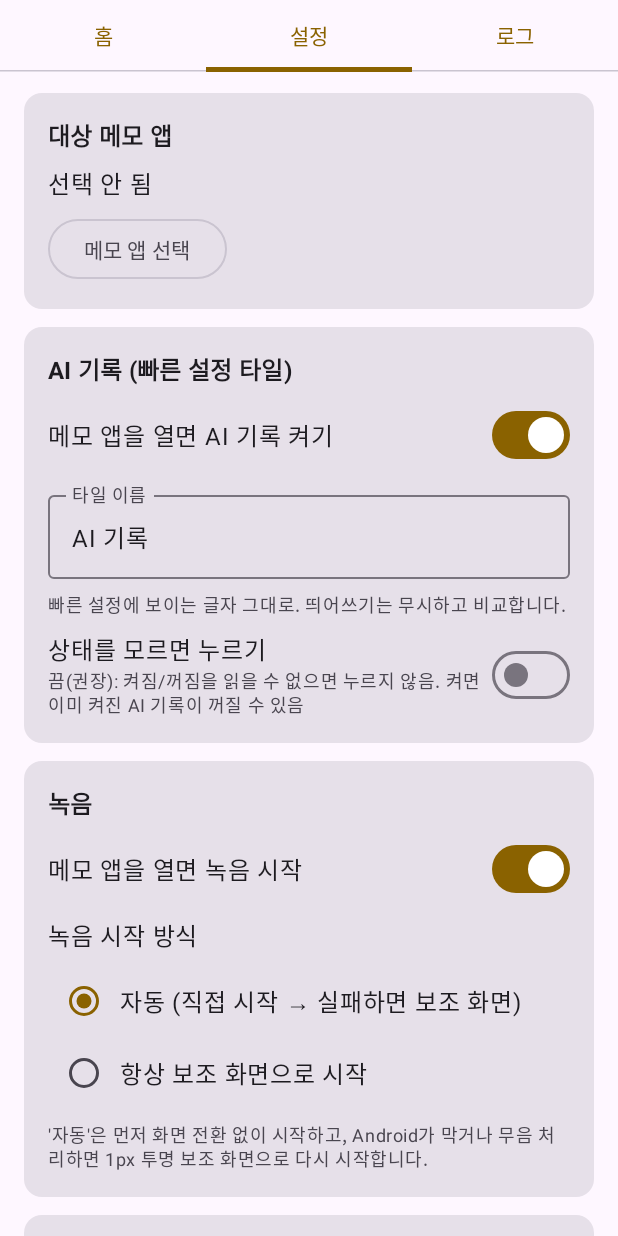
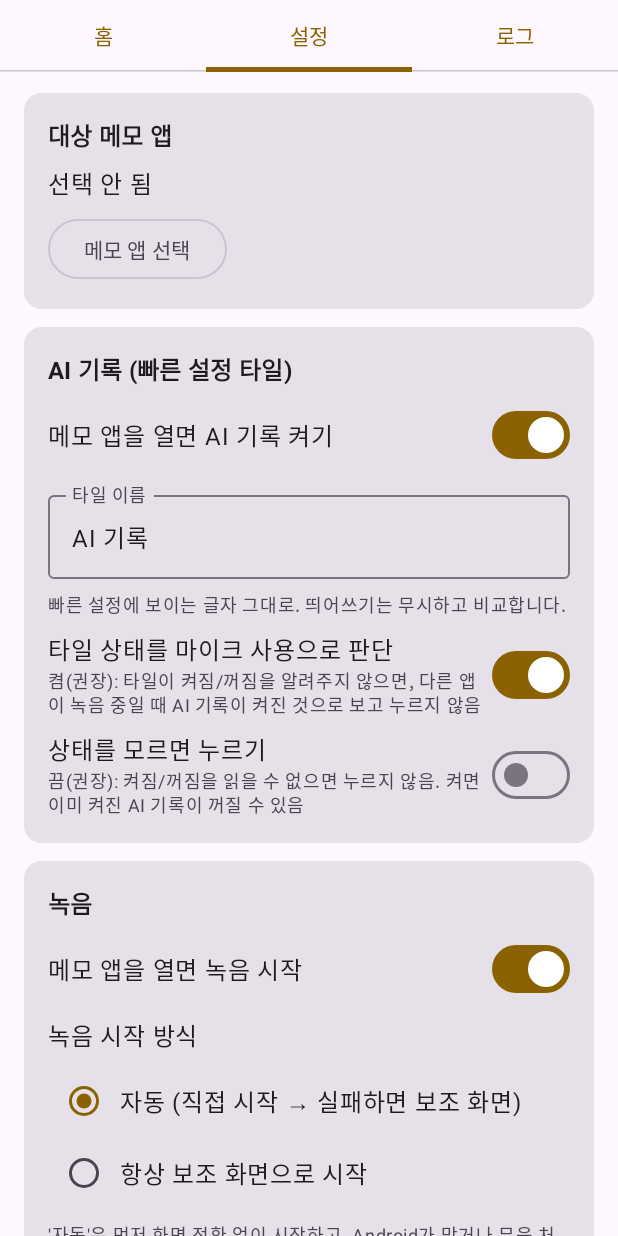
Before and after one commit to forlig85/myco, an Android app built with Jetpack Compose: the screen it shows after launch (MainActivity), tab 2 chosen, on a phone screen of 412 x 824 dp. Run offline under Robolectric (Android 15) with nearby library versions, the phone set to English and light mode, and no system bars.

Commit message:
AI tile: infer state from other apps' mic recordings; new prompt that lets ChatGPT pick or create Notion category
- ZUI AI 기록 tile is a stateless Button; use anonymized active recording configs before our recording starts
- Verify click by a new recording appearing; log windows/recordings after click
- Default prompt: no project-specific text; find matching Notion category or create one, report which
- Auto-send logs the label that identified the send button

Co-Authored-By: Claude Opus 5.5 <noreply@anthropic.com>
Claude-Session: https://claude.ai/code/session_012gNJfDLW48M3qnbdLMtQJy

```diff
--- a/app/src/main/java/io/github/forlig85/memoauto/Prefs.kt
+++ b/app/src/main/java/io/github/forlig85/memoauto/Prefs.kt
@@ -61,6 +61,11 @@ object Prefs {
         get() = sp.getBoolean("click_unknown_tile", false)
         set(v) = putBool("click_unknown_tile", v)
 
+    /** 타일이 상태를 알려주지 않으면, 다른 앱이 마이크로 녹음 중인지로 AI 기록 켜짐을 판단. */
+    var tileStateByMic: Boolean
+        get() = sp.getBoolean("tile_state_by_mic", true)
+        set(v) = putBool("tile_state_by_mic", v)
+
     var startMode: StartMode
         get() = runCatching { StartMode.valueOf(str("start_mode", StartMode.AUTO.name)) }.getOrDefault(StartMode.AUTO)
         set(v) = putStr("start_mode", v.name)
@@ -98,7 +103,7 @@ object Prefs {
         set(v) = putStr("project_name", v)
 
     var notionPath: String
-        get() = str("notion_path", "업무 허브 / 10 과제·프로젝트 / 다이렉트 / 회의록")
+        get() = str("notion_path", "업무 허브 / 10 과제·프로젝트")
         set(v) = putStr("notion_path", v)
 
     var meetingType: String
--- a/app/src/main/java/io/github/forlig85/memoauto/a11y/ChatGptAutoSender.kt
+++ b/app/src/main/java/io/github/forlig85/memoauto/a11y/ChatGptAutoSender.kt
@@ -72,6 +72,9 @@ class ChatGptAutoSender(private val svc: AccessibilityService) {
         return null
     }
 
+    /** 마지막으로 전송 버튼으로 판단한 근거 글자(로그용). */
+    private var lastSendLabel = ""
+
     private fun findSend(root: AccessibilityNodeInfo): AccessibilityNodeInfo? {
         var found: AccessibilityNodeInfo? = null
         walk(root) { n ->
@@ -82,6 +85,7 @@ class ChatGptAutoSender(private val svc: AccessibilityService) {
             if (excludeWords.any { it in label }) return@walk
             if (sendWords.none { it in label }) return@walk
             found = clickable(n)
+            if (found != null) lastSendLabel = "d='${n.contentDescription}' t='${n.text}' cls=${n.className}"
         }
         return found
     }
@@ -151,7 +155,7 @@ class ChatGptAutoSender(private val svc: AccessibilityService) {
             val send2 = findSend(root2)?.takeIf { it.isEnabled } ?: continue
             val desc = "${send2.className} d='${send2.contentDescription}' t='${send2.text}' id=${send2.viewIdResourceName}"
             val ok = send2.performAction(AccessibilityNodeInfo.ACTION_CLICK)
-            AppLog.i(tag, "전송 버튼 탭: ${if (ok) "성공" else "거부됨"} — $desc")
+            AppLog.i(tag, "전송 버튼 탭: ${if (ok) "성공" else "거부됨"} — 대상 $desc / 근거 $lastSendLabel")
             if (ok) {
                 delay(2000)
                 val after = chatGptRoot()?.let { findEditable(it) }
--- a/app/src/main/java/io/github/forlig85/memoauto/share/PromptBuilder.kt
+++ b/app/src/main/java/io/github/forlig85/memoauto/share/PromptBuilder.kt
@@ -8,8 +8,11 @@ import java.util.Locale
 /** 회의록 프롬프트 템플릿에 설정값을 채운다. */
 object PromptBuilder {
     const val DEFAULT_TEMPLATE =
-        "이 녹음파일을 전사해서 회의록으로 정리해줘. 형식: 핵심 요약, 주요 논의, 결정사항, Action Item(담당, 기한), " +
-            "주요 리스크, 다음 회의 전 확인사항. {프로젝트} 과제 관련 회의일 경우 최종 결과를 노션의 {Notion 경로} 구조로 등록해줘.\n\n" +
+        "이 녹음파일을 전사해서 회의록으로 정리해줘.\n" +
+            "형식: 핵심 요약, 주요 논의, 결정사항, Action Item(담당, 기한), 주요 리스크, 다음 회의 전 확인사항.\n\n" +
+            "정리가 끝나면 녹음 내용을 보고 노션의 {Notion 경로} 아래에서 이 회의에 맞는 분류(과제·프로젝트 등)를 찾아줘. " +
+            "맞는 분류가 이미 있으면 그 분류에 회의록을 등록하고, 없으면 적절한 이름으로 새 분류를 만든 뒤 등록해줘. " +
+            "마지막에 어느 분류에 등록했는지(기존/신규)와 페이지 제목을 알려줘.\n\n" +
             "회의 유형: {회의 유형}\n회의 일시: {날짜}\n녹음 파일: {파일명}"
 
     val PLACEHOLDERS = listOf("{프로젝트}", "{Notion 경로}", "{회의 유형}", "{날짜}", "{파일명}")
--- a/app/src/main/java/io/github/forlig85/memoauto/ui/SettingsScreen.kt
+++ b/app/src/main/java/io/github/forlig85/memoauto/ui/SettingsScreen.kt
@@ -47,6 +47,7 @@ fun SettingsScreen(resumeTick: Int) {
     var away by remember { mutableStateOf(Prefs.awaySeconds) }
     var customAway by remember { mutableStateOf(Prefs.awaySeconds.toString()) }
     var unknownClick by remember { mutableStateOf(Prefs.clickUnknownTile) }
+    var stateByMic by remember { mutableStateOf(Prefs.tileStateByMic) }
     var startMode by remember { mutableStateOf(Prefs.startMode) }
     var location by remember(resumeTick) { mutableStateOf(OutputStore.describeLocation(ctx)) }
     var project by remember { mutableStateOf(Prefs.projectName) }
@@ -99,6 +100,10 @@ fun SettingsScreen(resumeTick: Int) {
                 modifier = Modifier.fillMaxWidth(),
             )
             Hint("빠른 설정에 보이는 글자 그대로. 띄어쓰기는 무시하고 비교합니다.")
+            SwitchRow(
+                "타일 상태를 마이크 사용으로 판단", stateByMic,
+                hint = "켬(권장): 타일이 켜짐/꺼짐을 알려주지 않으면, 다른 앱이 녹음 중일 때 AI 기록이 켜진 것으로 보고 누르지 않음"
+            ) { stateByMic = it; Prefs.tileStateByMic = it }
             SwitchRow(
                 "상태를 모르면 누르기", unknownClick,
                 hint = "끔(권장): 켜짐/꺼짐을 읽을 수 없으면 누르지 않음. 켜면 이미 켜진 AI 기록이 꺼질 수 있음"
```
Also changed, not shown: app/src/main/java/io/github/forlig85/memoauto/a11y/QuickSettingsAutomator.kt (+36 -2 lines), 1 other file.
